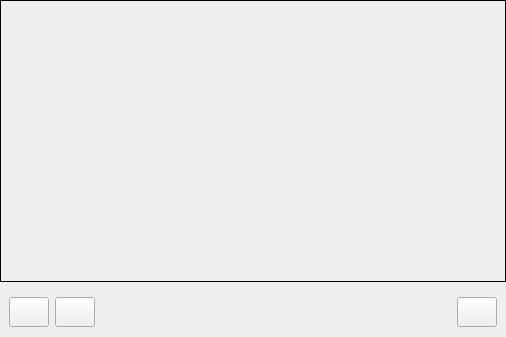
Above: views/ui_monitor.ui from Herusyahputra/moilapp-plugin-surveillance-monitoring before the change. Below: the same form after it.
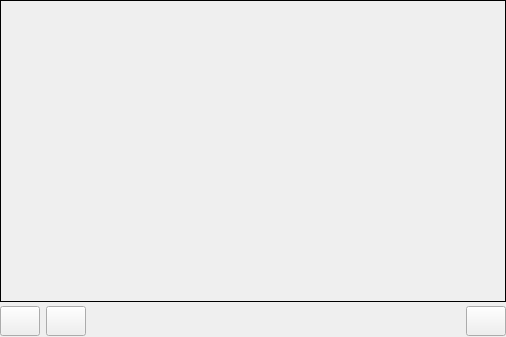
That is the form after the change. Icons and pictures are not drawn.

Commit message: add drag and drop for swapping monitors

```diff
--- a/views/ui_monitor.ui
+++ b/views/ui_monitor.ui
@@ -39,6 +39,12 @@
      </property>
      <item>
       <widget class="QScrollArea" name="scrollArea">
+       <property name="sizePolicy">
+        <sizepolicy hsizetype="Expanding" vsizetype="Expanding">
+         <horstretch>0</horstretch>
+         <verstretch>0</verstretch>
+        </sizepolicy>
+       </property>
        <property name="frameShape">
         <enum>QFrame::NoFrame</enum>
        </property>
@@ -60,9 +66,15 @@
           <x>0</x>
           <y>0</y>
           <width>504</width>
-          <height>280</height>
+          <height>300</height>
          </rect>
         </property>
+        <property name="sizePolicy">
+         <sizepolicy hsizetype="Expanding" vsizetype="Expanding">
+          <horstretch>0</horstretch>
+          <verstretch>0</verstretch>
+         </sizepolicy>
+        </property>
         <layout class="QHBoxLayout" name="horizontalLayout_2">
          <property name="spacing">
           <number>0</number>
@@ -81,6 +93,12 @@
          </property>
          <item>
           <widget class="QLabel" name="displayLab">
+           <property name="sizePolicy">
+            <sizepolicy hsizetype="Expanding" vsizetype="Expanding">
+             <horstretch>0</horstretch>
+             <verstretch>0</verstretch>
+            </sizepolicy>
+           </property>
            <property name="minimumSize">
             <size>
              <width>300</width>
@@ -110,7 +128,7 @@
        <property name="minimumSize">
         <size>
          <width>0</width>
-         <height>55</height>
+         <height>35</height>
         </size>
        </property>
        <property name="maximumSize">
@@ -123,6 +141,18 @@
         <property name="sizeConstraint">
          <enum>QLayout::SetMaximumSize</enum>
         </property>
+        <property name="leftMargin">
+         <number>0</number>
+        </property>
+        <property name="topMargin">
+         <number>0</number>
+        </property>
+        <property name="rightMargin">
+         <number>0</number>
+        </property>
+        <property name="bottomMargin">
+         <number>0</number>
+        </property>
         <item>
          <widget class="QPushButton" name="setupButton">
           <property name="minimumSize">
@@ -175,12 +205,12 @@
            <enum>Qt::Horizontal</enum>
           </property>
           <property name="sizeType">
-           <enum>QSizePolicy::MinimumExpanding</enum>
+           <enum>QSizePolicy::Expanding</enum>
           </property>
           <property name="sizeHint" stdset="0">
            <size>
             <width>40</width>
-            <height>20</height>
+            <height>10</height>
            </size>
           </property>
          </spacer>
```
The commit also changes 2 other files.
